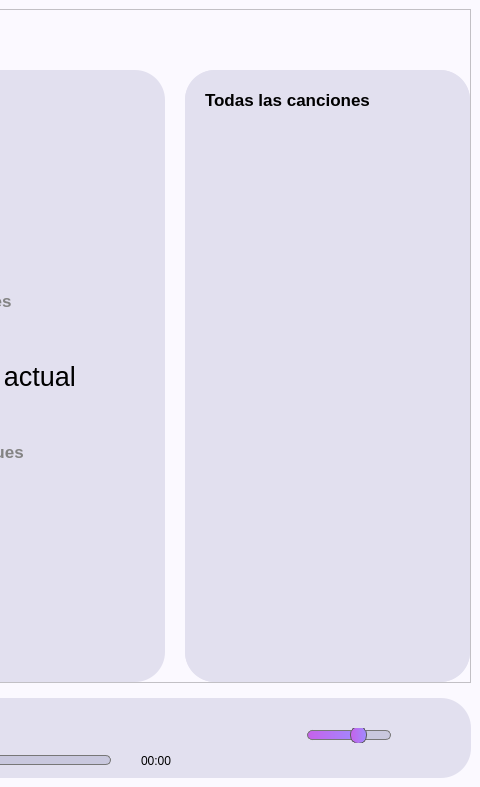
Above: python/programacion 3/Proyecto 2/reproductor_de_musica_ui.ui from AndHak/Universidad-Semestre3 before the change; both pictures show x 707 to 1187 and y 0 to 787 of the 1187 by 787 pixel window. Below: the same form after it.
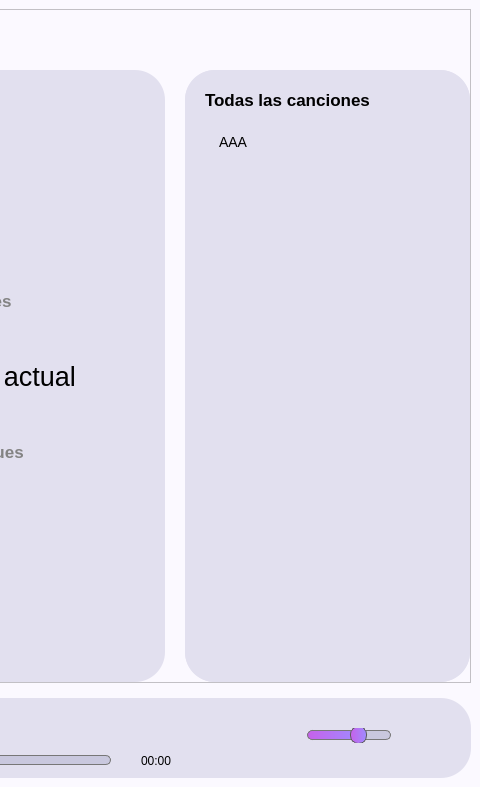
That is the form after the change. The open tabs and pages were chosen to show the change. Icons and pictures are not drawn.

Diff of the .ui file:
```diff
--- a/python/programacion 3/Proyecto 2/reproductor_de_musica_ui.ui
+++ b/python/programacion 3/Proyecto 2/reproductor_de_musica_ui.ui
@@ -1952,9 +1952,31 @@
              </property>
              <property name="styleSheet">
               <string notr="true">QWidget {
-background-color: rgb(226, 224, 239);
-border-radius: 30px;
-}</string>
+    background-color: rgb(226, 224, 239);
+    border-radius: 30px;
+}
+
+QListWidget {
+    font-size: 14px; /* Tamaño de la letra */
+    padding: 5px;  /* Espacio interior del widget */
+}
+
+QListWidget::item {
+    height: 30px;  /* Altura de los elementos */
+    padding: 5px;  /* Espacio interior de los elementos */
+    border: 1px solid transparent; /* Borde transparente para el padding */
+}
+
+QListWidget::item:selected {
+    background-color: #9796bd; /* Color de fondo para el elemento seleccionado */
+    color: black; /* Color de la letra para el elemento seleccionado */
+}
+
+QListWidget::item:hover {
+    background-color: #7a78a0; /* Color de fondo cuando el mouse está sobre el elemento */
+    color: black; /* Color de la letra cuando el mouse está sobre el elemento */
+}
+</string>
              </property>
              <property name="currentIndex">
               <number>1</number>
@@ -1981,7 +2003,13 @@
                 </widget>
                </item>
                <item>
-                <widget class="QListWidget" name="all_songs_list"/>
+                <widget class="QListWidget" name="all_songs_list">
+                 <item>
+                  <property name="text">
+                   <string>AAA</string>
+                  </property>
+                 </item>
+                </widget>
                </item>
                <item alignment="Qt::AlignRight">
                 <widget class="QPushButton" name="cargar_canciones_button">
```
Left out of the diff: 4 changed lines with no effect on the pictures.
